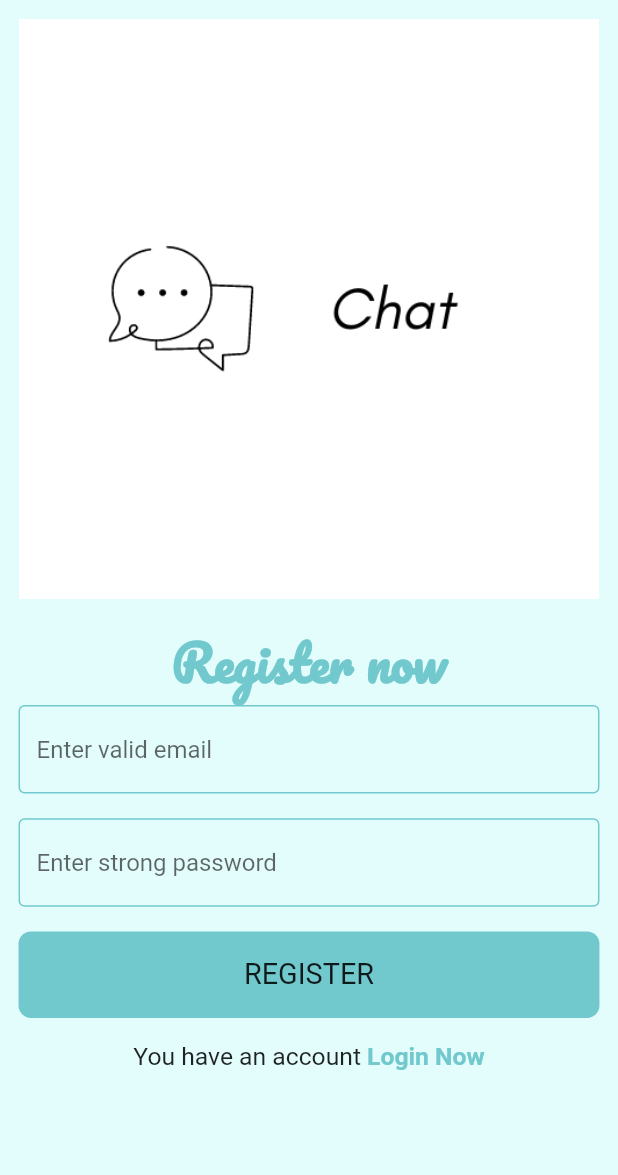
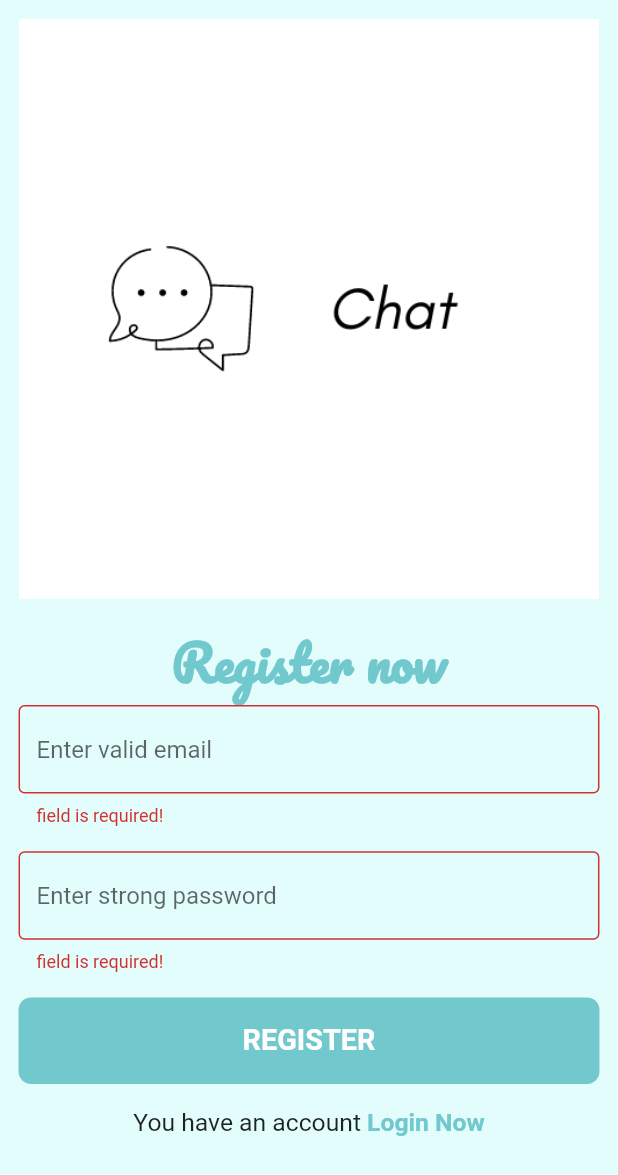
Before and after one commit to YosophAhmed/chatApp, a Flutter app: the RegisterPage screen opened by its route, after a tap on "REGISTER", on a phone screen of 412 x 824 dp. Shown: the top 1175 px of the screen. Run offline on Flutter 3.47's test engine with Material 2 defaults, Android fonts, the light colour scheme and no system bars; our stand-ins replace firebase_auth, firebase_core, sizer; accounts and stored records are empty.

Commit message:
Latest Commit

```diff
--- a/lib/components/custom_button.dart
+++ b/lib/components/custom_button.dart
@@ -26,6 +26,8 @@ class CustomButton extends StatelessWidget {
           label,
           style: TextStyle(
             fontSize: 14.sp,
+            fontWeight: FontWeight.bold,
+            color: Colors.white,
           ),
         ),
       ),
--- a/lib/components/custom_textfield.dart
+++ b/lib/components/custom_textfield.dart
@@ -10,19 +10,29 @@ class CustomTextField extends StatelessWidget {
 
   @override
   Widget build(BuildContext context) {
-    return TextField(
+    return TextFormField(
+      validator: (data) {
+          if(data!.isEmpty){
+            return 'field is required!';
+          }
+      },
       decoration: InputDecoration(
-        enabledBorder: OutlineInputBorder(
+        hintText: hintText,
+        border: const OutlineInputBorder(
           borderSide: BorderSide(
             color: primaryColor4,
           ),
         ),
-        focusedBorder: OutlineInputBorder(
+        enabledBorder: const OutlineInputBorder(
           borderSide: BorderSide(
             color: primaryColor4,
           ),
         ),
-        hintText: hintText,
+        focusedBorder: const OutlineInputBorder(
+          borderSide: BorderSide(
+            color: primaryColor4,
+          ),
+        ),
       ),
       onChanged: onChanged,
     );
--- a/lib/pages/register_page.dart
+++ b/lib/pages/register_page.dart
@@ -9,11 +9,13 @@ import '../components/logo.dart';
 import '../constants/colors.dart';
 
 class RegisterPage extends StatelessWidget {
+  RegisterPage({Key? key}) : super(key: key);
 
   static const String id = 'RegisterPage';
 
   String? email;
   String? password;
+  GlobalKey<FormState> formKey = GlobalKey();
 
   @override
   Widget build(BuildContext context) {
@@ -21,18 +23,21 @@ class RegisterPage extends StatelessWidget {
       backgroundColor: primaryColor1,
       body: Padding(
         padding: EdgeInsets.symmetric(horizontal: 3.w),
+        child: Form(
+          key: formKey,
           child: ListView(
             children: [
               const Logo(),
               const CustomText(text: 'Register now'),
               CustomTextField(
                 hintText: 'Enter valid email',
-              onChanged: (data){
+                onChanged: (data) {
                   email = data;
                 },
               ),
               SizedBox(
-              height: 2.h,),
+                height: 2.h,
+              ),
               CustomTextField(
                 hintText: 'Enter strong password',
                 onChanged: (data) {
@@ -45,11 +50,23 @@ class RegisterPage extends StatelessWidget {
               CustomButton(
                 label: 'REGISTER',
                 onTap: () async {
-                var auth = FirebaseAuth.instance;
-                UserCredential user = await auth.createUserWithEmailAndPassword(
-                    email: email!,
-                    password: password!,
-                );
+                  if (formKey.currentState!.validate()) {
+                    try {
+                      await register();
+                      showSnackBar(context, 'Registration succeeded');
+                    } on FirebaseAuthException catch (error) {
+                      if(error.code == 'weak-password') {
+                        showSnackBar(context, 'The password provided is too weak.');
+                      } else if(error.code == 'email-already-in-use') {
+                        showSnackBar(context, 'The account already exists for that email.');
+                      }
+                    } catch(error) {
+                      showSnackBar(context, 'Sorry, there was an error');
+                    }
+                  }
+                  else {
+
+                  }
                 },
               ),
               SizedBox(
@@ -82,6 +99,30 @@ class RegisterPage extends StatelessWidget {
             ],
           ),
         ),
+      ),
+    );
+  }
+
+  Future<void> register() async {
+    await FirebaseAuth.instance.createUserWithEmailAndPassword(
+      email: email!,
+      password: password!,
+    );
+  }
+
+  void showSnackBar(BuildContext context, String message) {
+    ScaffoldMessenger.of(context).showSnackBar(
+      SnackBar(
+        backgroundColor: primaryColor4,
+        content: Text(
+          message,
+          textAlign: TextAlign.center,
+          style: TextStyle(
+            fontWeight: FontWeight.bold,
+            fontSize: 15.sp,
+          ),
+        ),
+      ),
     );
   }
 }
```
Lines whose indentation alone changed are shown as unchanged.
